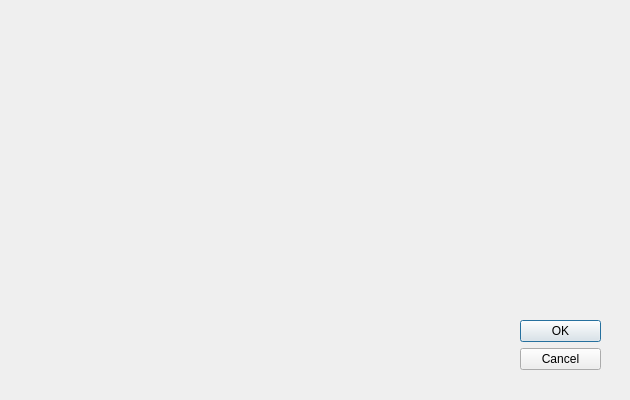
Before: the Qt Designer form settings.ui in chen-rz/Tetris, drawn with Qt 5.
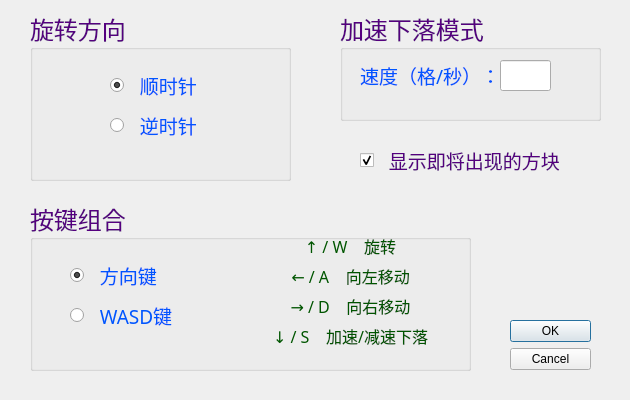
After: the same form once the commit is applied.

The edit to the form file:
```diff
--- a/settings.ui
+++ b/settings.ui
@@ -16,7 +16,7 @@
   <widget class="QDialogButtonBox" name="buttonBox">
    <property name="geometry">
     <rect>
-     <x>520</x>
+     <x>510</x>
      <y>320</y>
      <width>81</width>
      <height>61</height>
@@ -29,6 +29,768 @@
     <set>QDialogButtonBox::Cancel|QDialogButtonBox::Ok</set>
    </property>
   </widget>
+  <widget class="QGroupBox" name="grpRotation">
+   <property name="geometry">
+    <rect>
+     <x>30</x>
+     <y>10</y>
+     <width>261</width>
+     <height>171</height>
+    </rect>
+   </property>
+   <property name="palette">
+    <palette>
+     <active>
+      <colorrole role="WindowText">
+       <brush brushstyle="SolidPattern">
+        <color alpha="255">
+         <red>85</red>
+         <green>0</green>
+         <blue>127</blue>
+        </color>
+       </brush>
+      </colorrole>
+     </active>
+     <inactive>
+      <colorrole role="WindowText">
+       <brush brushstyle="SolidPattern">
+        <color alpha="255">
+         <red>85</red>
+         <green>0</green>
+         <blue>127</blue>
+        </color>
+       </brush>
+      </colorrole>
+     </inactive>
+     <disabled>
+      <colorrole role="WindowText">
+       <brush brushstyle="SolidPattern">
+        <color alpha="255">
+         <red>120</red>
+         <green>120</green>
+         <blue>120</blue>
+        </color>
+       </brush>
+      </colorrole>
+     </disabled>
+    </palette>
+   </property>
+   <property name="font">
+    <font>
+     <family>微软雅黑</family>
+     <pointsize>18</pointsize>
+    </font>
+   </property>
+   <property name="title">
+    <string>旋转方向</string>
+   </property>
+   <widget class="QRadioButton" name="optclock">
+    <property name="geometry">
+     <rect>
+      <x>80</x>
+      <y>60</y>
+      <width>101</width>
+      <height>31</height>
+     </rect>
+    </property>
+    <property name="palette">
+     <palette>
+      <active>
+       <colorrole role="WindowText">
+        <brush brushstyle="SolidPattern">
+         <color alpha="255">
+          <red>0</red>
+          <green>85</green>
+          <blue>255</blue>
+         </color>
+        </brush>
+       </colorrole>
+      </active>
+      <inactive>
+       <colorrole role="WindowText">
+        <brush brushstyle="SolidPattern">
+         <color alpha="255">
+          <red>0</red>
+          <green>85</green>
+          <blue>255</blue>
+         </color>
+        </brush>
+       </colorrole>
+      </inactive>
+      <disabled>
+       <colorrole role="WindowText">
+        <brush brushstyle="SolidPattern">
+         <color alpha="255">
+          <red>120</red>
+          <green>120</green>
+          <blue>120</blue>
+         </color>
+        </brush>
+       </colorrole>
+      </disabled>
+     </palette>
+    </property>
+    <property name="font">
+     <font>
+      <pointsize>14</pointsize>
+     </font>
+    </property>
+    <property name="text">
+     <string>  顺时针</string>
+    </property>
+    <property name="checked">
+     <bool>true</bool>
+    </property>
+   </widget>
+   <widget class="QRadioButton" name="optcounter">
+    <property name="geometry">
+     <rect>
+      <x>80</x>
+      <y>100</y>
+      <width>101</width>
+      <height>31</height>
+     </rect>
+    </property>
+    <property name="palette">
+     <palette>
+      <active>
+       <colorrole role="WindowText">
+        <brush brushstyle="SolidPattern">
+         <color alpha="255">
+          <red>0</red>
+          <green>85</green>
+          <blue>255</blue>
+         </color>
+        </brush>
+       </colorrole>
+      </active>
+      <inactive>
+       <colorrole role="WindowText">
+        <brush brushstyle="SolidPattern">
+         <color alpha="255">
+          <red>0</red>
+          <green>85</green>
+          <blue>255</blue>
+         </color>
+        </brush>
+       </colorrole>
+      </inactive>
+      <disabled>
+       <colorrole role="WindowText">
+        <brush brushstyle="SolidPattern">
+         <color alpha="255">
+          <red>120</red>
+          <green>120</green>
+          <blue>120</blue>
+         </color>
+        </brush>
+       </colorrole>
+      </disabled>
+     </palette>
+    </property>
+    <property name="font">
+     <font>
+      <pointsize>14</pointsize>
+     </font>
+    </property>
+    <property name="text">
+     <string>  逆时针</string>
+    </property>
+    <property name="checked">
+     <bool>false</bool>
+    </property>
+   </widget>
+  </widget>
+  <widget class="QGroupBox" name="grpKeySettings">
+   <property name="geometry">
+    <rect>
+     <x>30</x>
+     <y>200</y>
+     <width>441</width>
+     <height>171</height>
+    </rect>
+   </property>
+   <property name="palette">
+    <palette>
+     <active>
+      <colorrole role="WindowText">
+       <brush brushstyle="SolidPattern">
+        <color alpha="255">
+         <red>85</red>
+         <green>0</green>
+         <blue>127</blue>
+        </color>
+       </brush>
+      </colorrole>
+     </active>
+     <inactive>
+      <colorrole role="WindowText">
+       <brush brushstyle="SolidPattern">
+        <color alpha="255">
+         <red>85</red>
+         <green>0</green>
+         <blue>127</blue>
+        </color>
+       </brush>
+      </colorrole>
+     </inactive>
+     <disabled>
+      <colorrole role="WindowText">
+       <brush brushstyle="SolidPattern">
+        <color alpha="255">
+         <red>120</red>
+         <green>120</green>
+         <blue>120</blue>
+        </color>
+       </brush>
+      </colorrole>
+     </disabled>
+    </palette>
+   </property>
+   <property name="font">
+    <font>
+     <family>微软雅黑</family>
+     <pointsize>18</pointsize>
+    </font>
+   </property>
+   <property name="title">
+    <string>按键组合</string>
+   </property>
+   <widget class="QRadioButton" name="optarrow">
+    <property name="geometry">
+     <rect>
+      <x>40</x>
+      <y>60</y>
+      <width>101</width>
+      <height>31</height>
+     </rect>
+    </property>
+    <property name="palette">
+     <palette>
+      <active>
+       <colorrole role="WindowText">
+        <brush brushstyle="SolidPattern">
+         <color alpha="255">
+          <red>0</red>
+          <green>85</green>
+          <blue>255</blue>
+         </color>
+        </brush>
+       </colorrole>
+      </active>
+      <inactive>
+       <colorrole role="WindowText">
+        <brush brushstyle="SolidPattern">
+         <color alpha="255">
+          <red>0</red>
+          <green>85</green>
+          <blue>255</blue>
+         </color>
+        </brush>
+       </colorrole>
+      </inactive>
+      <disabled>
+       <colorrole role="WindowText">
+        <brush brushstyle="SolidPattern">
+         <color alpha="255">
+          <red>120</red>
+          <green>120</green>
+          <blue>120</blue>
+         </color>
+        </brush>
+       </colorrole>
+      </disabled>
+     </palette>
+    </property>
+    <property name="font">
+     <font>
+      <pointsize>14</pointsize>
+     </font>
+    </property>
+    <property name="text">
+     <string>  方向键</string>
+    </property>
+    <property name="checked">
+     <bool>true</bool>
+    </property>
+   </widget>
+   <widget class="QRadioButton" name="optletter">
+    <property name="geometry">
+     <rect>
+      <x>40</x>
+      <y>100</y>
+      <width>121</width>
+      <height>31</height>
+     </rect>
+    </property>
+    <property name="palette">
+     <palette>
+      <active>
+       <colorrole role="WindowText">
+        <brush brushstyle="SolidPattern">
+         <color alpha="255">
+          <red>0</red>
+          <green>85</green>
+          <blue>255</blue>
+         </color>
+        </brush>
+       </colorrole>
+      </active>
+      <inactive>
+       <colorrole role="WindowText">
+        <brush brushstyle="SolidPattern">
+         <color alpha="255">
+          <red>0</red>
+          <green>85</green>
+          <blue>255</blue>
+         </color>
+        </brush>
+       </colorrole>
+      </inactive>
+      <disabled>
+       <colorrole role="WindowText">
+        <brush brushstyle="SolidPattern">
+         <color alpha="255">
+          <red>120</red>
+          <green>120</green>
+          <blue>120</blue>
+         </color>
+        </brush>
+       </colorrole>
+      </disabled>
+     </palette>
+    </property>
+    <property name="font">
+     <font>
+      <pointsize>14</pointsize>
+     </font>
+    </property>
+    <property name="text">
+     <string>  WASD键</string>
+    </property>
+   </widget>
+   <widget class="QLabel" name="label">
+    <property name="geometry">
+     <rect>
+      <x>230</x>
+      <y>30</y>
+      <width>181</width>
+      <height>31</height>
+     </rect>
+    </property>
+    <property name="palette">
+     <palette>
+      <active>
+       <colorrole role="WindowText">
+        <brush brushstyle="SolidPattern">
+         <color alpha="255">
+          <red>0</red>
+          <green>85</green>
+          <blue>0</blue>
+         </color>
+        </brush>
+       </colorrole>
+      </active>
+      <inactive>
+       <colorrole role="WindowText">
+        <brush brushstyle="SolidPattern">
+         <color alpha="255">
+          <red>0</red>
+          <green>85</green>
+          <blue>0</blue>
+         </color>
+        </brush>
+       </colorrole>
+      </inactive>
+      <disabled>
+       <colorrole role="WindowText">
+        <brush brushstyle="SolidPattern">
+         <color alpha="255">
+          <red>120</red>
+          <green>120</green>
+          <blue>120</blue>
+         </color>
+        </brush>
+       </colorrole>
+      </disabled>
+     </palette>
+    </property>
+    <property name="font">
+     <font>
+      <pointsize>12</pointsize>
+     </font>
+    </property>
+    <property name="text">
+     <string>↑ / W    旋转</string>
+    </property>
+    <property name="alignment">
+     <set>Qt::AlignCenter</set>
+    </property>
+   </widget>
+   <widget class="QLabel" name="label_2">
+    <property name="geometry">
+     <rect>
+      <x>230</x>
+      <y>60</y>
+      <width>181</width>
+      <height>31</height>
+     </rect>
+    </property>
+    <property name="palette">
+     <palette>
+      <active>
+       <colorrole role="WindowText">
+        <brush brushstyle="SolidPattern">
+         <color alpha="255">
+          <red>0</red>
+          <green>85</green>
+          <blue>0</blue>
+         </color>
+        </brush>
+       </colorrole>
+      </active>
+      <inactive>
+       <colorrole role="WindowText">
+        <brush brushstyle="SolidPattern">
+         <color alpha="255">
+          <red>0</red>
+          <green>85</green>
+          <blue>0</blue>
+         </color>
+        </brush>
+       </colorrole>
+      </inactive>
+      <disabled>
+       <colorrole role="WindowText">
+        <brush brushstyle="SolidPattern">
+         <color alpha="255">
+          <red>120</red>
+          <green>120</green>
+          <blue>120</blue>
+         </color>
+        </brush>
+       </colorrole>
+      </disabled>
+     </palette>
+    </property>
+    <property name="font">
+     <font>
+      <pointsize>12</pointsize>
+     </font>
+    </property>
+    <property name="text">
+     <string>← / A    向左移动</string>
+    </property>
+    <property name="alignment">
+     <set>Qt::AlignCenter</set>
+    </property>
+   </widget>
+   <widget class="QLabel" name="label_3">
+    <property name="geometry">
+     <rect>
+      <x>230</x>
+      <y>90</y>
+      <width>181</width>
+      <height>31</height>
+     </rect>
+    </property>
+    <property name="palette">
+     <palette>
+      <active>
+       <colorrole role="WindowText">
+        <brush brushstyle="SolidPattern">
+         <color alpha="255">
+          <red>0</red>
+          <green>85</green>
+          <blue>0</blue>
+         </color>
+        </brush>
+       </colorrole>
+      </active>
+      <inactive>
+       <colorrole role="WindowText">
+        <brush brushstyle="SolidPattern">
+         <color alpha="255">
+          <red>0</red>
+          <green>85</green>
+          <blue>0</blue>
+         </color>
+        </brush>
+       </colorrole>
+      </inactive>
+      <disabled>
+       <colorrole role="WindowText">
+        <brush brushstyle="SolidPattern">
+         <color alpha="255">
+          <red>120</red>
+          <green>120</green>
+          <blue>120</blue>
+         </color>
+        </brush>
+       </colorrole>
+      </disabled>
+     </palette>
+    </property>
+    <property name="font">
+     <font>
+      <pointsize>12</pointsize>
+     </font>
+    </property>
+    <property name="text">
+     <string>→ / D    向右移动</string>
+    </property>
+    <property name="alignment">
+     <set>Qt::AlignCenter</set>
+    </property>
+   </widget>
+   <widget class="QLabel" name="label_4">
+    <property name="geometry">
+     <rect>
+      <x>230</x>
+      <y>120</y>
+      <width>181</width>
+      <height>31</height>
+     </rect>
+    </property>
+    <property name="palette">
+     <palette>
+      <active>
+       <colorrole role="WindowText">
+        <brush brushstyle="SolidPattern">
+         <color alpha="255">
+          <red>0</red>
+          <green>85</green>
+          <blue>0</blue>
+         </color>
+        </brush>
+       </colorrole>
+      </active>
+      <inactive>
+       <colorrole role="WindowText">
+        <brush brushstyle="SolidPattern">
+         <color alpha="255">
+          <red>0</red>
+          <green>85</green>
+          <blue>0</blue>
+         </color>
+        </brush>
+       </colorrole>
+      </inactive>
+      <disabled>
+       <colorrole role="WindowText">
+        <brush brushstyle="SolidPattern">
+         <color alpha="255">
+          <red>120</red>
+          <green>120</green>
+          <blue>120</blue>
+         </color>
+        </brush>
+       </colorrole>
+      </disabled>
+     </palette>
+    </property>
+    <property name="font">
+     <font>
+      <pointsize>12</pointsize>
+     </font>
+    </property>
+    <property name="text">
+     <string>↓ / S    加速/减速下落</string>
+    </property>
+    <property name="alignment">
+     <set>Qt::AlignCenter</set>
+    </property>
+   </widget>
+  </widget>
+  <widget class="QGroupBox" name="grpAccel">
+   <property name="geometry">
+    <rect>
+     <x>340</x>
+     <y>10</y>
+     <width>261</width>
+     <height>111</height>
+    </rect>
+   </property>
+   <property name="palette">
+    <palette>
+     <active>
+      <colorrole role="WindowText">
+       <brush brushstyle="SolidPattern">
+        <color alpha="255">
+         <red>85</red>
+         <green>0</green>
+         <blue>127</blue>
+        </color>
+       </brush>
+      </colorrole>
+     </active>
+     <inactive>
+      <colorrole role="WindowText">
+       <brush brushstyle="SolidPattern">
+        <color alpha="255">
+         <red>85</red>
+         <green>0</green>
+         <blue>127</blue>
+        </color>
+       </brush>
+      </colorrole>
+     </inactive>
+     <disabled>
+      <colorrole role="WindowText">
+       <brush brushstyle="SolidPattern">
+        <color alpha="255">
+         <red>120</red>
+         <green>120</green>
+         <blue>120</blue>
+        </color>
+       </brush>
+      </colorrole>
+     </disabled>
+    </palette>
+   </property>
+   <property name="font">
+    <font>
+     <family>微软雅黑</family>
+     <pointsize>18</pointsize>
+    </font>
+   </property>
+   <property name="title">
+    <string>加速下落模式</string>
+   </property>
+   <widget class="QLabel" name="label_5">
+    <property name="geometry">
+     <rect>
+      <x>20</x>
+      <y>50</y>
+      <width>141</width>
+      <height>31</height>
+     </rect>
+    </property>
+    <property name="palette">
+     <palette>
+      <active>
+       <colorrole role="WindowText">
+        <brush brushstyle="SolidPattern">
+         <color alpha="255">
+          <red>0</red>
+          <green>85</green>
+          <blue>255</blue>
+         </color>
+        </brush>
+       </colorrole>
+      </active>
+      <inactive>
+       <colorrole role="WindowText">
+        <brush brushstyle="SolidPattern">
+         <color alpha="255">
+          <red>0</red>
+          <green>85</green>
+          <blue>255</blue>
+         </color>
+        </brush>
+       </colorrole>
+      </inactive>
+      <disabled>
+       <colorrole role="WindowText">
+        <brush brushstyle="SolidPattern">
+         <color alpha="255">
+          <red>120</red>
+          <green>120</green>
+          <blue>120</blue>
+         </color>
+        </brush>
+       </colorrole>
+      </disabled>
+     </palette>
+    </property>
+    <property name="font">
+     <font>
+      <pointsize>14</pointsize>
+     </font>
+    </property>
+    <property name="text">
+     <string>速度（格/秒）：</string>
+    </property>
+    <property name="alignment">
+     <set>Qt::AlignLeading|Qt::AlignLeft|Qt::AlignVCenter</set>
+    </property>
+   </widget>
+   <widget class="QLineEdit" name="txtaccel">
+    <property name="geometry">
+     <rect>
+      <x>160</x>
+      <y>50</y>
+      <width>51</width>
+      <height>31</height>
+     </rect>
+    </property>
+    <property name="font">
+     <font>
+      <family>微软雅黑</family>
+      <pointsize>14</pointsize>
+     </font>
+    </property>
+   </widget>
+  </widget>
+  <widget class="QCheckBox" name="checknext">
+   <property name="geometry">
+    <rect>
+     <x>360</x>
+     <y>140</y>
+     <width>221</width>
+     <height>41</height>
+    </rect>
+   </property>
+   <property name="palette">
+    <palette>
+     <active>
+      <colorrole role="WindowText">
+       <brush brushstyle="SolidPattern">
+        <color alpha="255">
+         <red>85</red>
+         <green>0</green>
+         <blue>127</blue>
+        </color>
+       </brush>
+      </colorrole>
+     </active>
+     <inactive>
+      <colorrole role="WindowText">
+       <brush brushstyle="SolidPattern">
+        <color alpha="255">
+         <red>85</red>
+         <green>0</green>
+         <blue>127</blue>
+        </color>
+       </brush>
+      </colorrole>
+     </inactive>
+     <disabled>
+      <colorrole role="WindowText">
+       <brush brushstyle="SolidPattern">
+        <color alpha="255">
+         <red>120</red>
+         <green>120</green>
+         <blue>120</blue>
+        </color>
+       </brush>
+      </colorrole>
+     </disabled>
+    </palette>
+   </property>
+   <property name="font">
+    <font>
+     <family>微软雅黑</family>
+     <pointsize>14</pointsize>
+    </font>
+   </property>
+   <property name="text">
+    <string>  显示即将出现的方块</string>
+   </property>
+   <property name="checked">
+    <bool>true</bool>
+   </property>
+  </widget>
  </widget>
  <resources/>
  <connections/>
```
Left out of the diff: 2 changed lines with no effect on the pictures.
